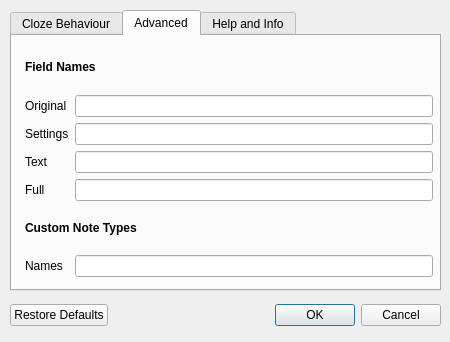
Above: cloze_overlapper/forms/options.ui from glutanimate/cloze-overlapper before the change. Below: the same form after it.
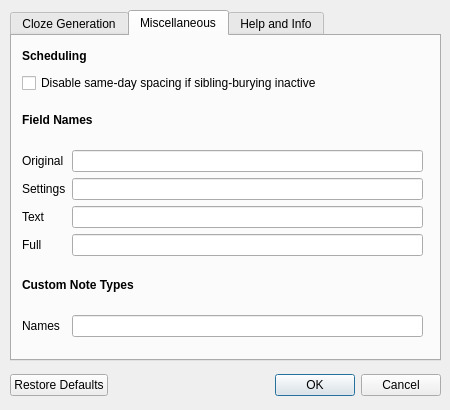
That is the form after the change. The open tabs and pages were chosen to show the change.

Commit message: Add option to disable same-day sibling spacing (active by default)

Diff of the .ui file:
```diff
--- a/cloze_overlapper/forms/options.ui
+++ b/cloze_overlapper/forms/options.ui
@@ -7,19 +7,19 @@
     <x>0</x>
     <y>0</y>
     <width>450</width>
-    <height>342</height>
+    <height>410</height>
    </rect>
   </property>
   <property name="minimumSize">
    <size>
     <width>450</width>
-    <height>342</height>
+    <height>410</height>
    </size>
   </property>
   <property name="maximumSize">
    <size>
     <width>450</width>
-    <height>342</height>
+    <height>410</height>
    </size>
   </property>
   <property name="windowTitle">
@@ -29,7 +29,7 @@
    <property name="geometry">
     <rect>
      <x>10</x>
-     <y>300</y>
+     <y>370</y>
      <width>431</width>
      <height>31</height>
     </rect>
@@ -47,7 +47,7 @@
      <x>10</x>
      <y>10</y>
      <width>431</width>
-     <height>281</height>
+     <height>351</height>
     </rect>
    </property>
    <property name="currentIndex">
@@ -55,7 +55,7 @@
    </property>
    <widget class="QWidget" name="tab">
     <attribute name="title">
-     <string>Cloze Behaviour</string>
+     <string>Cloze Generation</string>
     </attribute>
     <widget class="QWidget" name="gridLayoutWidget">
      <property name="geometry">
@@ -191,25 +191,21 @@
    </widget>
    <widget class="QWidget" name="tab_2">
     <attribute name="title">
-     <string>Advanced</string>
+     <string>Miscellaneous</string>
     </attribute>
     <widget class="QWidget" name="formLayoutWidget">
      <property name="geometry">
       <rect>
-       <x>0</x>
-       <y>10</y>
-       <width>421</width>
-       <height>231</height>
+       <x>10</x>
+       <y>60</y>
+       <width>401</width>
+       <height>241</height>
       </rect>
      </property>
-     <layout class="QGridLayout" name="gridLayout">
-      <item row="1" column="2">
-       <widget class="QLineEdit" name="le_og">
-        <property name="toolTip">
-         <string>These fields can only be renamed through this dialog</string>
-        </property>
-       </widget>
-      </item>
+     <layout class="QGridLayout" name="gridLayout" rowstretch="0,0,0,0,0,0,0,0" rowminimumheight="0,0,0,0,0,0,0,0" columnminimumwidth="0,0,0">
+      <property name="sizeConstraint">
+       <enum>QLayout::SetDefaultConstraint</enum>
+      </property>
       <item row="5" column="2">
        <widget class="QLineEdit" name="le_fl">
         <property name="toolTip">
@@ -217,7 +213,21 @@
         </property>
        </widget>
       </item>
-      <item row="0" column="1" colspan="2">
+      <item row="4" column="2">
+       <widget class="QLineEdit" name="le_tx">
+        <property name="toolTip">
+         <string>These fields can only be renamed through this dialog</string>
+        </property>
+       </widget>
+      </item>
+      <item row="7" column="2">
+       <widget class="QLineEdit" name="le_model">
+        <property name="toolTip">
+         <string>Comma-separated list of custom note types&lt;br&gt;the add-on should be active on</string>
+        </property>
+       </widget>
+      </item>
+      <item row="0" column="0" colspan="3">
        <widget class="QLabel" name="label_2">
         <property name="text">
          <string>&lt;b&gt;Field Names&lt;/b&gt;</string>
@@ -227,73 +237,88 @@
         </property>
        </widget>
       </item>
-      <item row="3" column="1">
+      <item row="4" column="0" colspan="2">
+       <widget class="QLabel" name="label_8">
+        <property name="text">
+         <string>Text</string>
+        </property>
+       </widget>
+      </item>
+      <item row="3" column="2">
+       <widget class="QLineEdit" name="le_st">
+        <property name="toolTip">
+         <string>These fields can only be renamed through this dialog</string>
+        </property>
+       </widget>
+      </item>
+      <item row="3" column="0" colspan="2">
        <widget class="QLabel" name="label_7">
         <property name="text">
          <string>Settings</string>
         </property>
        </widget>
       </item>
-      <item row="1" column="1">
+      <item row="1" column="0" colspan="2">
        <widget class="QLabel" name="label_3">
         <property name="text">
          <string>Original</string>
         </property>
        </widget>
       </item>
-      <item row="4" column="2">
-       <widget class="QLineEdit" name="le_tx">
+      <item row="1" column="2">
+       <widget class="QLineEdit" name="le_og">
         <property name="toolTip">
          <string>These fields can only be renamed through this dialog</string>
         </property>
        </widget>
       </item>
-      <item row="3" column="2">
-       <widget class="QLineEdit" name="le_st">
-        <property name="toolTip">
-         <string>These fields can only be renamed through this dialog</string>
-        </property>
-       </widget>
-      </item>
-      <item row="4" column="1">
-       <widget class="QLabel" name="label_8">
-        <property name="text">
-         <string>Text</string>
-        </property>
-       </widget>
-      </item>
-      <item row="1" column="0">
-       <widget class="QLabel" name="label">
-        <property name="text">
-         <string/>
-        </property>
-       </widget>
-      </item>
-      <item row="5" column="1">
+      <item row="5" column="0" colspan="2">
        <widget class="QLabel" name="label_9">
         <property name="text">
          <string>Full</string>
         </property>
        </widget>
       </item>
-      <item row="6" column="1" colspan="2">
+      <item row="6" column="0" colspan="3">
        <widget class="QLabel" name="label_15">
         <property name="text">
          <string>&lt;b&gt;Custom Note Types&lt;/b&gt;</string>
         </property>
        </widget>
       </item>
-      <item row="7" column="1">
+      <item row="7" column="0" colspan="2">
        <widget class="QLabel" name="label_16">
         <property name="text">
          <string>Names</string>
         </property>
        </widget>
       </item>
-      <item row="7" column="2">
-       <widget class="QLineEdit" name="le_model">
+     </layout>
+    </widget>
+    <widget class="QWidget" name="gridLayoutWidget_3">
+     <property name="geometry">
+      <rect>
+       <x>10</x>
+       <y>10</y>
+       <width>401</width>
+       <height>47</height>
+      </rect>
+     </property>
+     <layout class="QGridLayout" name="gridLayout_4">
+      <item row="0" column="0">
+       <widget class="QLabel" name="label_4">
+        <property name="text">
+         <string>&lt;b&gt;Scheduling&lt;/b&gt;</string>
+        </property>
+       </widget>
+      </item>
+      <item row="1" column="0">
+       <widget class="QCheckBox" name="cb_sched">
         <property name="toolTip">
-         <string>Comma-separated list of custom note types&lt;br&gt;the add-on should be active on</string>
+         <string>When sibling-burying for new cards is disabled,&lt;br&gt;this option will deactivate same-day spacing for overlapping cloze deletions.&lt;br&gt;This will allow you to see new cards in the order they were added</string>
+        </property>
+        <property name="text">
+         <string>Disable same-day spacing if sibling-burying inactive</string>
         </property>
        </widget>
       </item>
```
Left out of the diff: 22 changed lines with no effect on the pictures. The commit also changes 2 other files.
